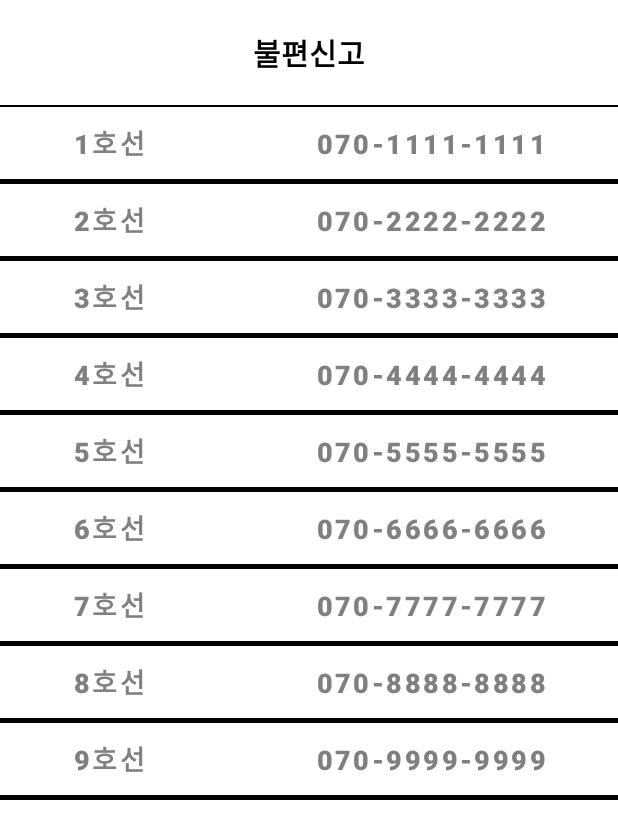
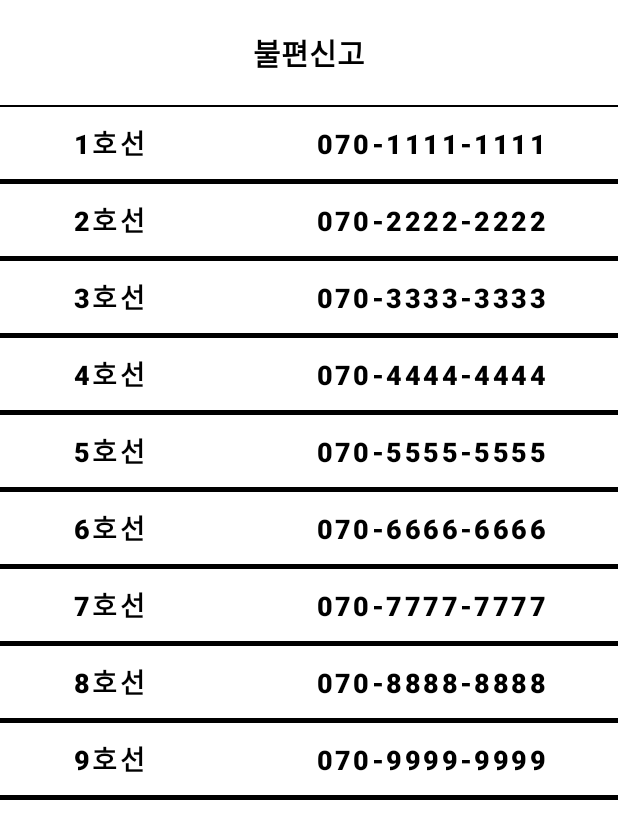
Before and after one commit to Oc9aN/NaZakJi, an Android app: the uncomfortable_menu screen opened directly, with no data from a screen before it, on a phone screen of 412 x 824 dp. Shown: the top 839 px of the screen. Run offline under Robolectric (Android 15) with nearby library versions, the phone set to English and light mode, and no system bars.

Commit message:
uncom text color

```diff
--- a/app/src/main/res/layout/uncomfortable_list.xml
+++ b/app/src/main/res/layout/uncomfortable_list.xml
@@ -37,7 +37,7 @@
         android:text="1호선                  070-1111-1111"
         android:textSize="18dp"
         android:textStyle="bold"
-        android:textColor="#808080"
+        android:textColor="@color/black"
         android:background="#00ff0000" />
 
     <View
@@ -52,7 +52,7 @@
         android:text="2호선                  070-2222-2222"
         android:textSize="18dp"
         android:textStyle="bold"
-        android:textColor="#808080"
+        android:textColor="@color/black"
         android:background="#00ff0000" />
 
     <View
@@ -67,7 +67,7 @@
         android:text="3호선                  070-3333-3333"
         android:textSize="18dp"
         android:textStyle="bold"
-        android:textColor="#808080"
+        android:textColor="@color/black"
         android:background="#00ff0000" />
 
     <View
@@ -82,7 +82,7 @@
         android:text="4호선                  070-4444-4444"
         android:textSize="18dp"
         android:textStyle="bold"
-        android:textColor="#808080"
+        android:textColor="@color/black"
         android:background="#00ff0000" />
 
     <View
@@ -97,7 +97,7 @@
         android:text="5호선                  070-5555-5555"
         android:textSize="18dp"
         android:textStyle="bold"
-        android:textColor="#808080"
+        android:textColor="@color/black"
         android:background="#00ff0000" />
 
     <View
@@ -112,7 +112,7 @@
         android:text="6호선                  070-6666-6666"
         android:textSize="18dp"
         android:textStyle="bold"
-        android:textColor="#808080"
+        android:textColor="@color/black"
         android:background="#00ff0000" />
 
     <View
@@ -127,7 +127,7 @@
         android:text="7호선                  070-7777-7777"
         android:textSize="18dp"
         android:textStyle="bold"
-        android:textColor="#808080"
+        android:textColor="@color/black"
         android:background="#00ff0000" />
 
     <View
@@ -142,7 +142,7 @@
         android:text="8호선                  070-8888-8888"
         android:textSize="18dp"
         android:textStyle="bold"
-        android:textColor="#808080"
+        android:textColor="@color/black"
         android:background="#00ff0000" />
 
     <View
@@ -157,7 +157,7 @@
         android:text="9호선                  070-9999-9999"
         android:textSize="18dp"
         android:textStyle="bold"
-        android:textColor="#808080"
+        android:textColor="@color/black"
         android:background="#00ff0000" />
 
     <View
```
